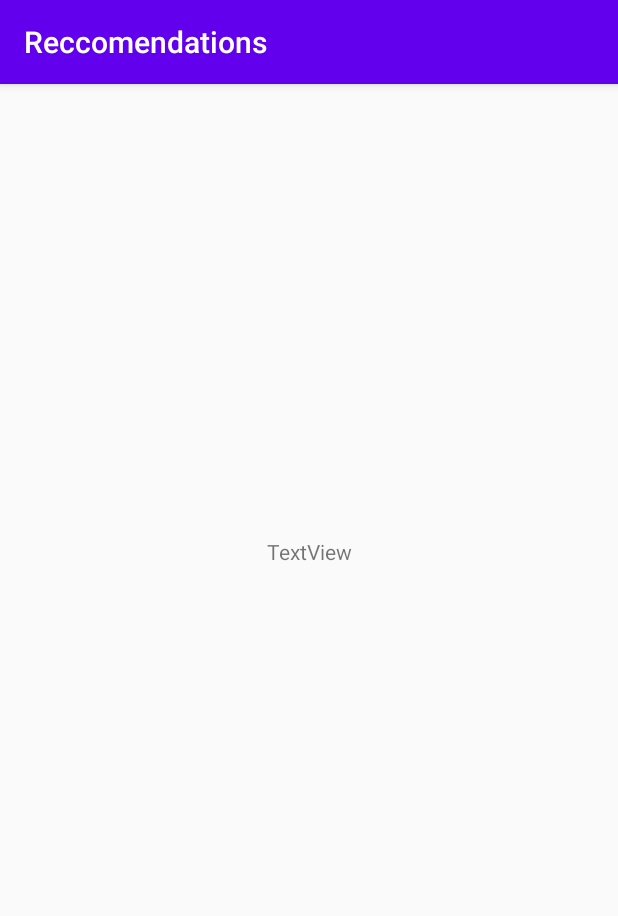
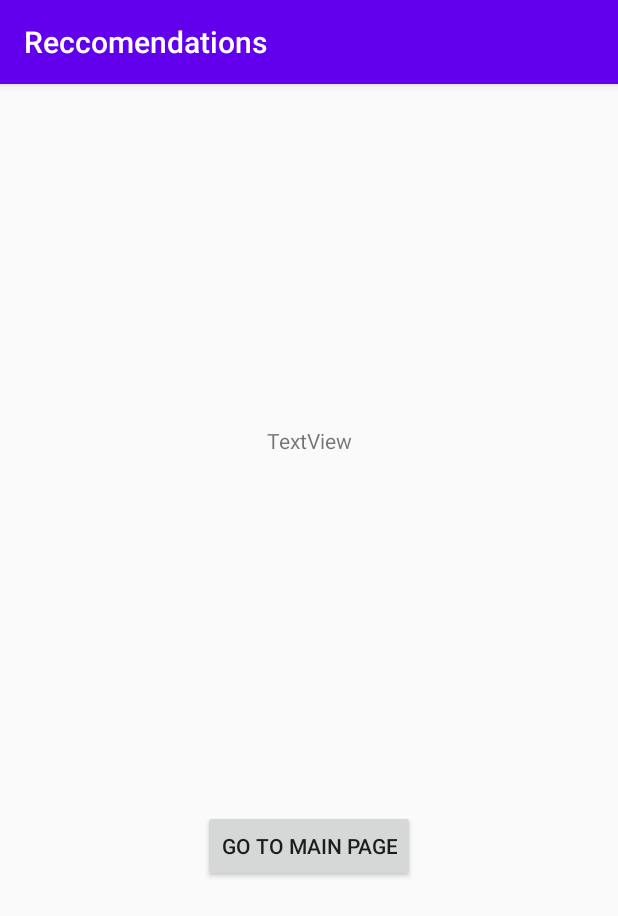
Before and after one commit to abriskin/Reccomendations, an Android app: the Shrek screen opened directly, with no data from a screen before it, on a phone screen of 412 x 824 dp. Shown: the top 916 px of the screen. Run offline under Robolectric (Android 15) with nearby library versions, the phone set to English and light mode, and no system bars.

Commit message:
XML file for Shrek, basis

```diff
--- a/app/src/main/res/layout/activity_shrek.xml
+++ b/app/src/main/res/layout/activity_shrek.xml
@@ -10,11 +10,19 @@
         android:id="@+id/textView2"
         android:layout_width="wrap_content"
         android:layout_height="wrap_content"
-        android:layout_marginTop="16dp"
+        android:layout_marginTop="228dp"
         android:text="TextView"
+        app:layout_constraintEnd_toEndOf="parent"
+        app:layout_constraintStart_toStartOf="parent"
+        app:layout_constraintTop_toTopOf="parent" />
+
+    <Button
+        android:id="@+id/button"
+        android:layout_width="wrap_content"
+        android:layout_height="wrap_content"
+        android:text="Go to Main Page"
         app:layout_constraintBottom_toBottomOf="parent"
         app:layout_constraintEnd_toEndOf="parent"
         app:layout_constraintStart_toStartOf="parent"
-        app:layout_constraintTop_toTopOf="parent"
-        app:layout_constraintVertical_bias="0.39" />
+        app:layout_constraintTop_toBottomOf="@+id/textView2" />
 </androidx.constraintlayout.widget.ConstraintLayout>
```
